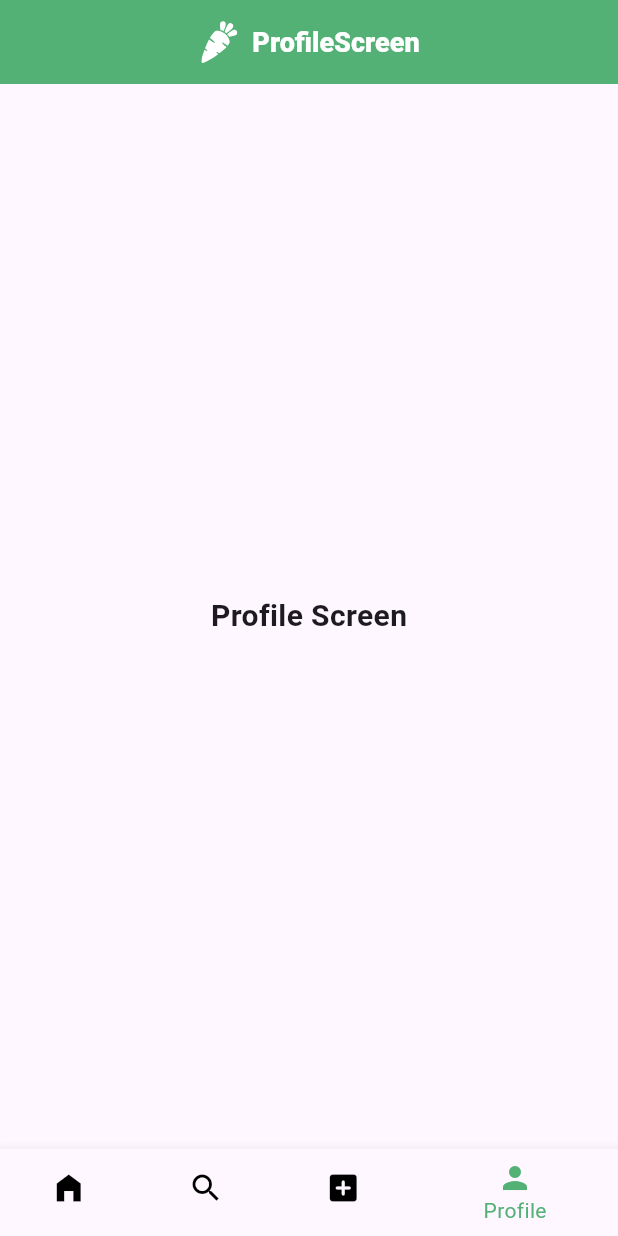
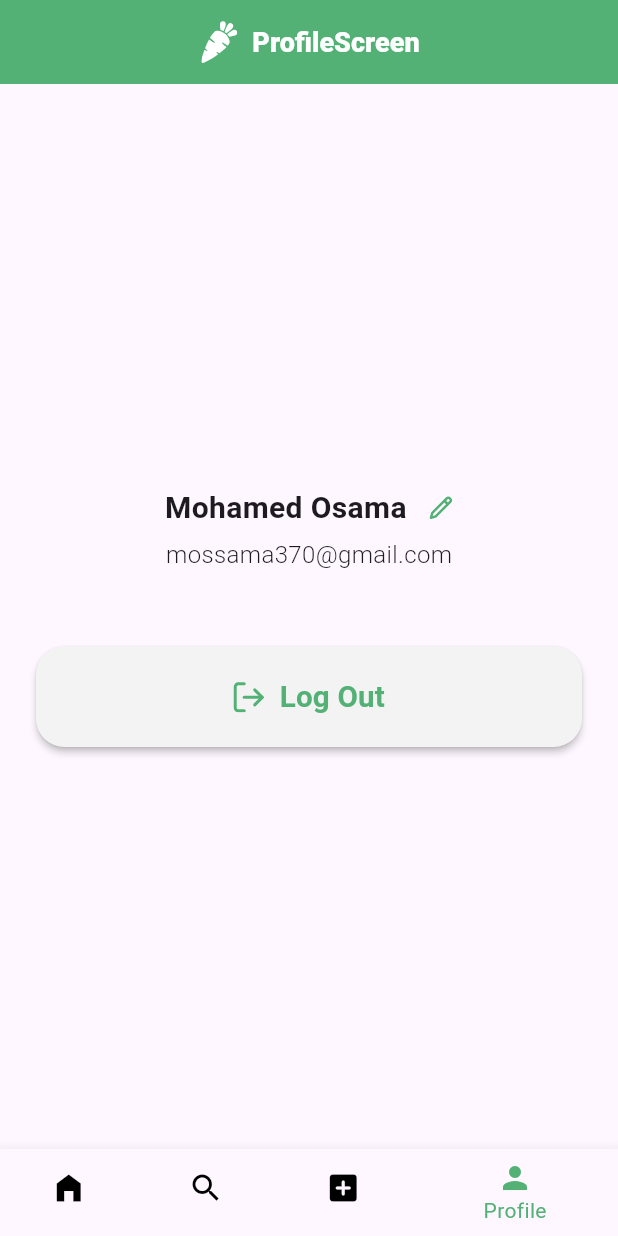
Before and after one commit to George-Abdelmessh/Gawala, a Flutter app: the screen it shows after launch, item 4 of the bottom bar chosen, on a phone screen of 412 x 824 dp. Run offline on Flutter 3.47's test engine with Material 3 defaults, Android fonts, the phone set to English and light mode, and no system bars; our stand-ins replace cloud_firestore, firebase_auth, firebase_core, flutter_bloc, flutter_svg, fluttertoast and 5 more; missing offline and left inert: mobile_scanner; accounts and stored records are empty.

Commit message:
PROFILE DONE

```diff
--- a/lib/core/constants/app_images.dart
+++ b/lib/core/constants/app_images.dart
@@ -20,6 +20,8 @@ class AppImages {
   static const String account = '$_svg/account.svg';
   static const String location = '$_svg/location.svg';
   static const String search = '$_svg/search.svg';
+  static const String edit = '$_svg/edit.svg';
+  static const String logOut = '$_svg/log_out.svg';
 
   static const String qr = '$_svg/qr.svg';
 }
--- a/lib/view/screens/profile_screen.dart
+++ b/lib/view/screens/profile_screen.dart
@@ -1,18 +1,62 @@
 import 'package:flutter/material.dart';
+import 'package:flutter_svg/flutter_svg.dart';
+
+import '../../core/constants/app_images.dart';
+import '../../core/constants/app_size.dart';
+import '../../core/style/app_colors.dart';
+import '../widgets/custom_button.dart';
 
 class ProfileScreen extends StatelessWidget {
   const ProfileScreen({super.key});
 
   @override
   Widget build(BuildContext context) {
-    return const Center(
-      child: Text(
-      'Profile Screen',
-      style: TextStyle(
-        fontSize: 20,
-        fontWeight: FontWeight.w600,
+    return Padding(
+      padding: const EdgeInsets.symmetric(vertical: 24, horizontal: 24),
+      child: Column(
+            mainAxisAlignment: MainAxisAlignment.center,
+            children: [
+              Row(
+                mainAxisAlignment: MainAxisAlignment.center,
+                children: [
+                  const Text(
+                    'Mohamed Osama',
+                    style: TextStyle(
+                        fontSize: 20, fontWeight: FontWeight.bold),
+                  ),
+                  const SizedBox(width: 15),
+                  GestureDetector(
+                    onTap: (){},
+                    child: SvgPicture.asset(AppImages.edit),
+                  ),
+                ],
+              ),
+              const SizedBox(height: 5),
+              const Text(
+                'mossama370@gmail.com',
+                style: TextStyle(fontSize: 16, fontWeight: FontWeight.w300),
+              ),
+          const SizedBox(height: 50),
+          CustomButton(
+            onTap: () {},
+            child: Row(
+              mainAxisAlignment: MainAxisAlignment.center,
+              children: [
+                SvgPicture.asset(AppImages.logOut),
+                const SizedBox(width: 10),
+                Text(
+                  'Log Out',
+                  style: TextStyle(
+                    color: AppColors.primaryColor,
+                    fontSize: AppSize.textScale(context, 16),
+                    fontWeight: FontWeight.w700,
+                  ),
+                ),
+              ],
+            ),
+          ),
+            ],
       ),
-    ),
     );
   }
 }
--- /dev/null
+++ b/lib/view/widgets/custom_button.dart
@@ -0,0 +1,29 @@
+import 'package:flutter/material.dart';
+
+import '../../core/constants/app_size.dart';
+import '../../core/style/app_colors.dart';
+
+class CustomButton extends StatelessWidget {
+  const CustomButton({
+    super.key,
+    required this.onTap,
+    required this.child,
+  });
+
+  final Function() onTap;
+  final Widget child;
+
+  @override
+  Widget build(BuildContext context) {
+    return MaterialButton(
+      color: AppColors.antiFlashWhite,
+      shape: const RoundedRectangleBorder(
+        borderRadius: BorderRadius.all(Radius.circular(19)),
+      ),
+      onPressed: onTap,
+      minWidth: double.infinity,
+      height: 67,
+      child: child,
+    );
+  }
+}
```
Also changed, not shown: assets/svg/edit.svg (added), assets/svg/log_out.svg (added).
